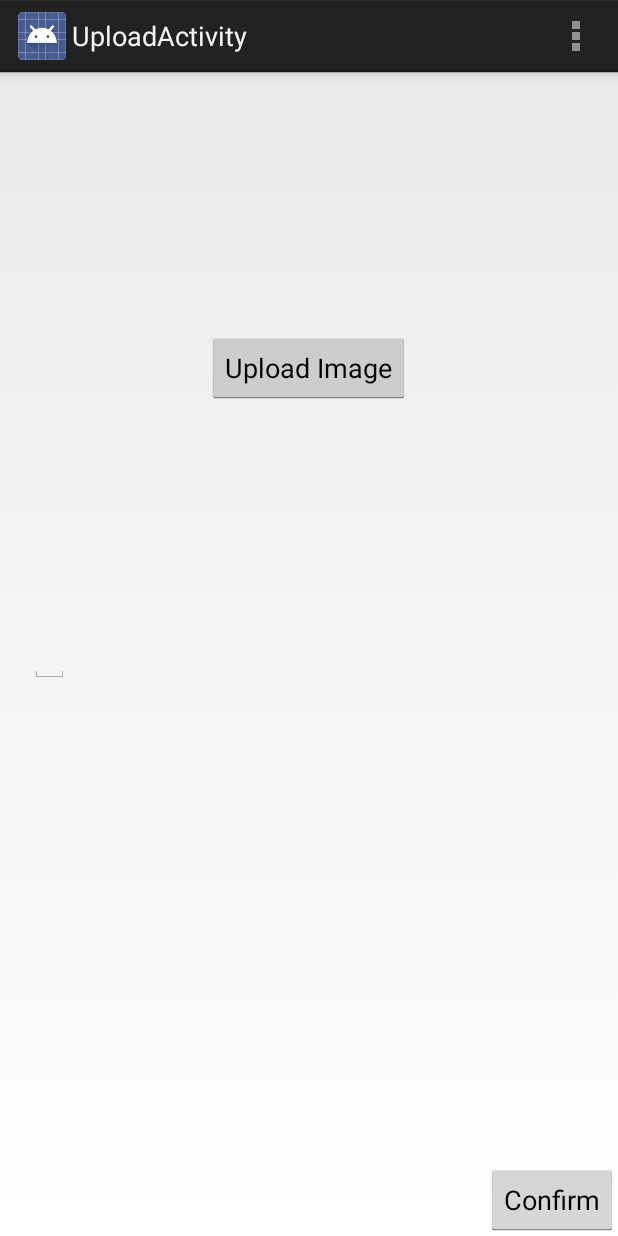
After one commit to jmslocum16/Analyshit, an Android app: the UploadActivity screen opened directly, with no data from a screen before it, on a phone screen of 412 x 824 dp. The commit adds this screen. Run offline under Robolectric (Android 15) with nearby library versions, the phone set to English and light mode, and no system bars.

Commit message:
UploadActivity

```diff
--- /dev/null
+++ b/app/src/main/java/shit/analyshit/UploadActivity.java
@@ -0,0 +1,38 @@
+package shit.analyshit;
+
+import android.app.Activity;
+import android.os.Bundle;
+import android.view.Menu;
+import android.view.MenuItem;
+
+public class UploadActivity extends Activity {
+
+    @Override
+    protected void onCreate(Bundle savedInstanceState) {
+        super.onCreate(savedInstanceState);
+        setContentView(R.layout.activity_upload);
+    }
+
+
+    @Override
+    public boolean onCreateOptionsMenu(Menu menu) {
+        // Inflate the menu; this adds items to the action bar if it is present.
+        getMenuInflater().inflate(R.menu.menu_upload, menu);
+        return true;
+    }
+
+    @Override
+    public boolean onOptionsItemSelected(MenuItem item) {
+        // Handle action bar item clicks here. The action bar will
+        // automatically handle clicks on the Home/Up button, so long
+        // as you specify a parent activity in AndroidManifest.xml.
+        int id = item.getItemId();
+
+        //noinspection SimplifiableIfStatement
+        if (id == R.id.action_settings) {
+            return true;
+        }
+
+        return super.onOptionsItemSelected(item);
+    }
+}
--- a/app/src/main/res/layout/activity_home.xml
+++ b/app/src/main/res/layout/activity_home.xml
@@ -10,6 +10,8 @@
         android:layout_width="wrap_content"
         android:layout_height="wrap_content"
         android:layout_gravity="end"
+        android:layout_marginRight="10dp"
+        android:background="@null"
         />
     <ListView
         android:id="@+id/poop_view"
--- /dev/null
+++ b/app/src/main/res/layout/activity_upload.xml
@@ -0,0 +1,29 @@
+<RelativeLayout xmlns:android="http://schemas.android.com/apk/res/android"
+    xmlns:tools="http://schemas.android.com/tools" android:layout_width="match_parent"
+    android:layout_height="match_parent"
+    tools:context="shit.analyshit.UploadActivity">
+
+    <Button
+        android:layout_width="wrap_content"
+        android:layout_height="wrap_content"
+        android:text="Upload Image"
+        android:id="@+id/uploadImage"
+        android:layout_alignParentTop="true"
+        android:layout_centerHorizontal="true"
+        android:layout_marginTop="173dp" />
+    <EditText
+        android:layout_width="wrap_content"
+        android:layout_height="wrap_content"
+        android:id="@+id/log"
+        android:layout_marginLeft="20dp"
+        android:layout_marginRight="20dp"
+        android:layout_centerVertical="true"
+        />
+    <Button
+        android:layout_width="wrap_content"
+        android:layout_height="wrap_content"
+        android:id="@+id/confirm"
+        android:text="Confirm"
+        android:layout_alignParentBottom="true"
+        android:layout_alignParentEnd="true" />
+</RelativeLayout>
--- /dev/null
+++ b/app/src/main/res/menu/menu_upload.xml
@@ -0,0 +1,5 @@
+<menu xmlns:android="http://schemas.android.com/apk/res/android"
+    xmlns:tools="http://schemas.android.com/tools" tools:context="shit.analyshit.UploadActivity">
+    <item android:id="@+id/action_settings" android:title="@string/action_settings"
+        android:orderInCategory="100" android:showAsAction="never" />
+</menu>
--- a/app/src/main/res/values/strings.xml
+++ b/app/src/main/res/values/strings.xml
@@ -4,5 +4,6 @@
     <string name="app_name">Analyshit</string>
     <string name="hello_world">Hello world!</string>
     <string name="action_settings">Settings</string>
+    <string name="title_activity_upload">UploadActivity</string>
 
 </resources>
```
Also changed, not shown: app/src/main/AndroidManifest.xml (+7 -1 lines), app/src/main/res/layout/list_poop.xml (+8 -2 lines).
